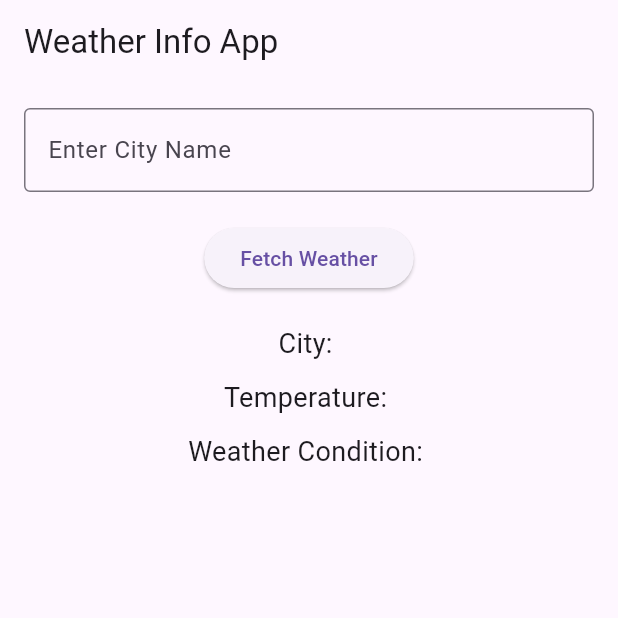
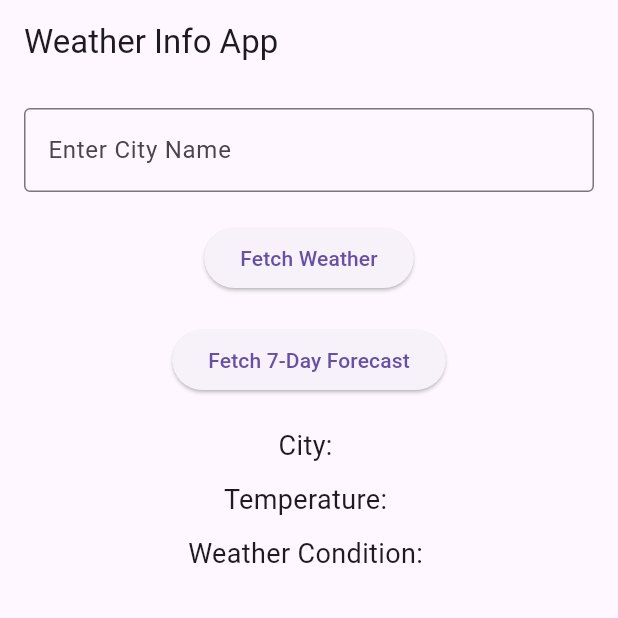
Before and after one commit to madkonda/MAD, a Flutter app: the screen it shows after launch, on a phone screen of 412 x 824 dp, the top half of it. Run offline on Flutter 3.47's test engine with Material 3 defaults, Android fonts, the phone set to English and light mode, and no system bars; our stand-ins replace animated_text_kit.

Commit message:
Implemented 7-day weather forecast feature

```diff
--- a/weather/lib/main.dart
+++ b/weather/lib/main.dart
@@ -1,5 +1,5 @@
 import 'package:flutter/material.dart';
-import 'dart:math'; // For generating random numbers
+import 'dart:math';
 
 void main() {
   runApp(MyApp());
@@ -29,13 +29,30 @@
   String temperature = "";
   String weatherCondition = "";
 
-  // Function to simulate fetching weather data
+  // 7-day weather forecast list
+  List<Map<String, String>> weeklyForecast = [];
+
+  // Function to simulate fetching current weather data
   void fetchWeather() {
     setState(() {
       cityName = _cityController.text;
       temperature = "${_generateRandomTemperature()}°C"; // Random temperature
       weatherCondition =
           _getRandomWeatherCondition(); // Random weather condition
+    });
+  }
+
+  // Function to simulate fetching 7-day weather forecast
+  void fetch7DayForecast() {
+    setState(() {
+      cityName = _cityController.text;
+      weeklyForecast = List.generate(7, (index) {
+        return {
+          "day": _getDayOfWeek(index),
+          "temperature": "${_generateRandomTemperature()}°C",
+          "condition": _getRandomWeatherCondition(),
+        };
+      });
     });
   }
 
@@ -52,13 +69,27 @@
     return conditions[random.nextInt(3)];
   }
 
+  // Gets the day of the week based on the index (e.g., 0 = Today, 1 = Tomorrow, etc.)
+  String _getDayOfWeek(int dayIndex) {
+    List<String> days = [
+      "Today",
+      "Tomorrow",
+      "Day 3",
+      "Day 4",
+      "Day 5",
+      "Day 6",
+      "Day 7"
+    ];
+    return days[dayIndex];
+  }
+
   @override
   Widget build(BuildContext context) {
     return Scaffold(
       appBar: AppBar(
         title: Text('Weather Info App'),
       ),
-      body: Padding(
+      body: SingleChildScrollView(
         padding: const EdgeInsets.all(16.0),
         child: Column(
           children: [
@@ -71,29 +102,55 @@
               ),
             ),
             SizedBox(height: 20),
-            // Button to fetch weather
+            // Button to fetch current weather
             ElevatedButton(
               onPressed: fetchWeather,
               child: Text('Fetch Weather'),
             ),
             SizedBox(height: 20),
-            // Displaying the entered city name
+            // Button to fetch 7-day forecast
+            ElevatedButton(
+              onPressed: fetch7DayForecast,
+              child: Text('Fetch 7-Day Forecast'),
+            ),
+            SizedBox(height: 20),
+            // Displaying the entered city name and current weather data
             Text(
               'City: $cityName',
               style: TextStyle(fontSize: 18),
             ),
             SizedBox(height: 10),
-            // Displaying the generated temperature
             Text(
               'Temperature: $temperature',
               style: TextStyle(fontSize: 18),
             ),
             SizedBox(height: 10),
-            // Displaying the generated weather condition
             Text(
               'Weather Condition: $weatherCondition',
               style: TextStyle(fontSize: 18),
             ),
+            SizedBox(height: 30),
+            // Displaying the 7-day weather forecast if available
+            if (weeklyForecast.isNotEmpty) ...[
+              Text(
+                '7-Day Weather Forecast:',
+                style: TextStyle(fontSize: 20, fontWeight: FontWeight.bold),
+              ),
+              SizedBox(height: 10),
+              // Loop through the forecast and display each day's data
+              Column(
+                children: weeklyForecast.map((dayForecast) {
+                  return Card(
+                    margin: EdgeInsets.symmetric(vertical: 5),
+                    child: ListTile(
+                      title: Text(dayForecast['day']!),
+                      subtitle: Text(
+                          "Temp: ${dayForecast['temperature']} | Condition: ${dayForecast['condition']}"),
+                    ),
+                  );
+                }).toList(),
+              ),
+            ],
           ],
         ),
       ),
```
